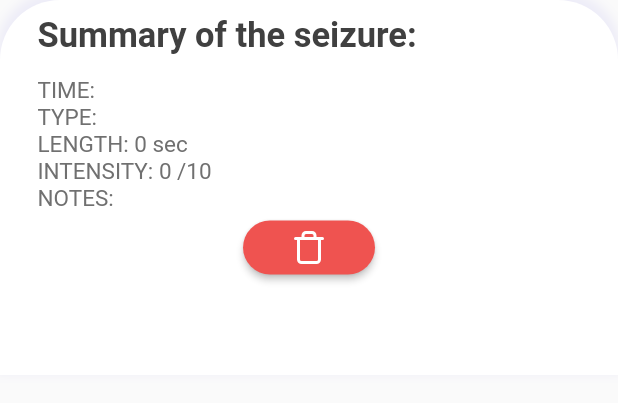
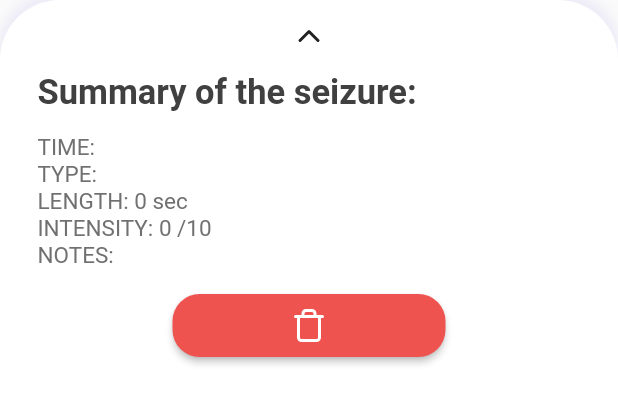
Before and after one commit to Miasaya/track_seizure, a Flutter app: the BottomSheetContainer widget shown alone on an empty page, opened directly with empty values, on a phone screen of 412 x 824 dp. Shown: the top 403 px of the screen. Run offline on Flutter 3.47's test engine with Material 2 defaults, Android fonts, the phone set to English and light mode, and no system bars; our stand-ins replace flutter_datetime_picker, flutter_icons, sqflite; accounts and stored records are empty; Roboto replaces fonts that are missing (Open).

Commit message:
Add delete and hide button

```diff
--- a/lib/component/database/db.dart
+++ b/lib/component/database/db.dart
@@ -38,7 +38,7 @@ class DatabaseService{
     await db.update('seizures', seizure.toMap(),where: "date = ?",whereArgs: [seizure.date]);
   }
 
-  deleteSeize(DateTime date) async {
+  deleteSeize(String date) async {
     final Database db = await database;
     await db.delete('seizures', where: "date = ?",whereArgs: [date]);
   }
--- a/lib/component/header.dart
+++ b/lib/component/header.dart
@@ -134,7 +134,7 @@ class LogHeader extends StatelessWidget {
       clipper: LogTrackClipper(),
       child: Container(
           width: double.infinity,
-          height: 200,
+          height: 400,
           decoration: BoxDecoration(
               gradient: LinearGradient(
                   begin: Alignment.bottomRight,
--- a/lib/screens/log_pages.dart
+++ b/lib/screens/log_pages.dart
@@ -74,7 +74,7 @@ class BottomSheetContainer extends StatelessWidget {
   @override
   Widget build(BuildContext context) {
     return Container(
-      height: 250,
+      height: 270,
       width: double.infinity,
       decoration: BoxDecoration(
         color: Colors.white,
@@ -84,11 +84,17 @@ class BottomSheetContainer extends StatelessWidget {
         ]
         ),
       child: Padding(
-        padding: const EdgeInsets.only(left: 25,right: 25,top: 10),
+        padding: const EdgeInsets.only(left: 25,right: 25,),
         child: Column(
           mainAxisAlignment: MainAxisAlignment.start,
           crossAxisAlignment: CrossAxisAlignment.start,
           children : [
+            Center(
+              child: IconButton(
+                icon: Icon(Feather.chevron_up),
+                onPressed: () => Navigator.pop(context),
+              ),
+            ),
             Text("Summary of the seizure: ", style:  kLogDateStyle ),
             SizedBox(height: 14,),
             Text("TIME: " + entry.date, style:  kLogTypeStyle ),
@@ -96,15 +102,22 @@ class BottomSheetContainer extends StatelessWidget {
             Text("LENGTH: " + entry.length.toString() +" sec",style:kLogTypeStyle),
             Text("INTENSITY: " + entry.feel.toString() +" /10",style:kLogTypeStyle),
             Text("NOTES: " + entry.note ,style:kLogTypeStyle),
+            SizedBox(height: 14,),
             Center(
               child: RaisedButton(
                 onPressed: (){
+                  DatabaseService.db.deleteSeize(entry.date);
+                  Navigator.pop(context);
                 },
                 shape: RoundedRectangleBorder(
                   borderRadius: BorderRadius.circular(18.0),
                 ),
                 color: Colors.red[400],
-                child: Icon(Feather.trash,color: Colors.white,),
+                child: Container(
+                  height: 42,
+                  width: 150,
+                  child: Icon(Feather.trash,color: Colors.white,)
+                  ),
               ),
             )
             ]
```
